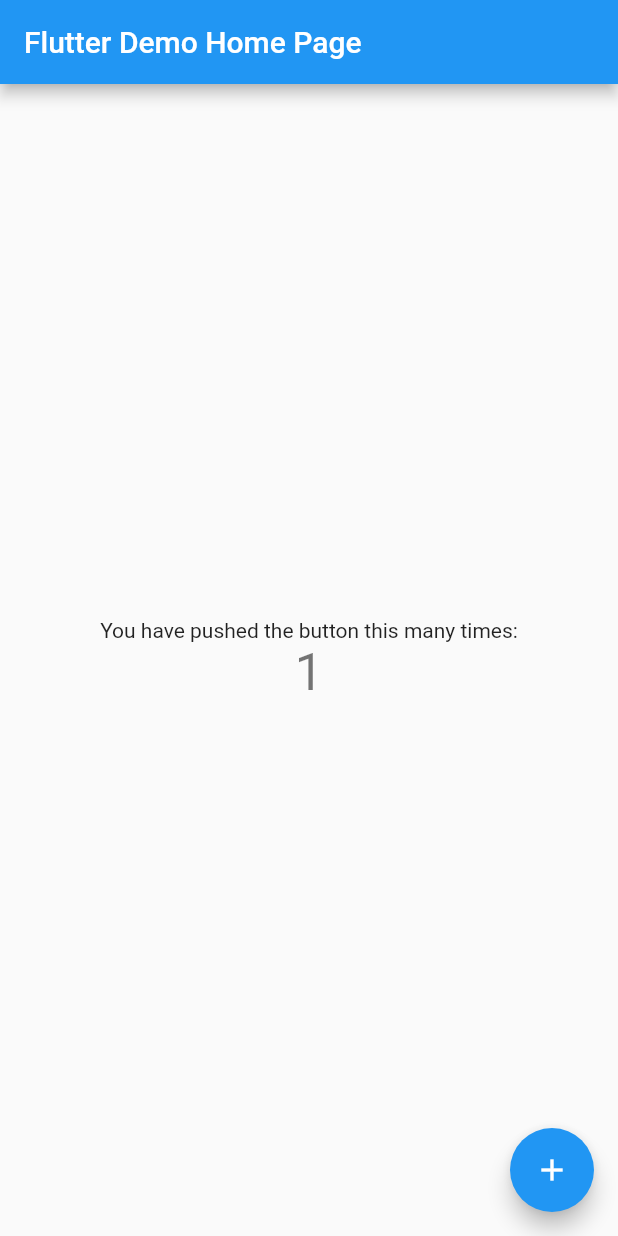
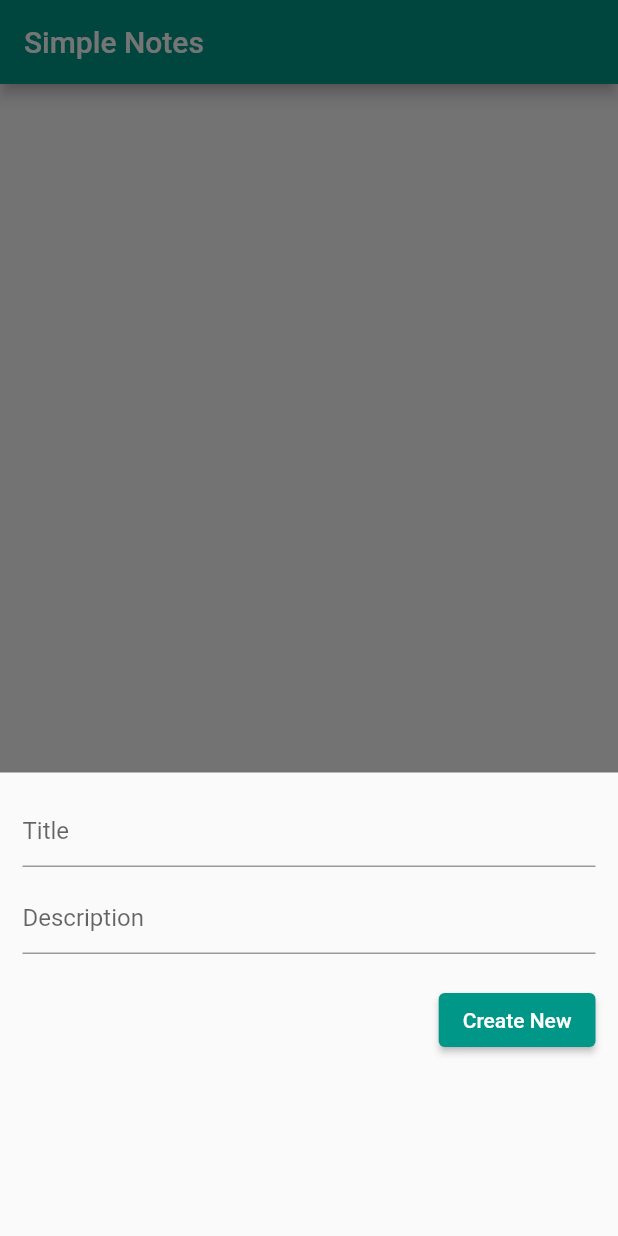
Before and after one commit to jdhunterae/simple_notes, a Flutter app: the screen it shows after launch, after a tap on the "add" icon, on a phone screen of 412 x 824 dp. Run offline on Flutter 3.47's test engine with Material 2 defaults, Android fonts, the phone set to English and light mode, and no system bars; our stand-ins replace sqflite; accounts and stored records are empty.

Commit message:
simple listview with floating action button and modal for item entry

```diff
--- a/lib/main.dart
+++ b/lib/main.dart
@@ -1,4 +1,5 @@
 import 'package:flutter/material.dart';
+import 'sql_helper.dart';
 
 void main() {
   runApp(const MyApp());
@@ -7,109 +8,151 @@ void main() {
 class MyApp extends StatelessWidget {
   const MyApp({Key? key}) : super(key: key);
 
-  // This widget is the root of your application.
   @override
   Widget build(BuildContext context) {
     return MaterialApp(
-      title: 'Flutter Demo',
+      debugShowCheckedModeBanner: false,
+      title: 'Simple Notes',
       theme: ThemeData(
-        // This is the theme of your application.
-        //
-        // Try running your application with "flutter run". You'll see the
-        // application has a blue toolbar. Then, without quitting the app, try
-        // changing the primarySwatch below to Colors.green and then invoke
-        // "hot reload" (press "r" in the console where you ran "flutter run",
-        // or simply save your changes to "hot reload" in a Flutter IDE).
-        // Notice that the counter didn't reset back to zero; the application
-        // is not restarted.
-        primarySwatch: Colors.blue,
+        primarySwatch: Colors.teal,
       ),
-      home: const MyHomePage(title: 'Flutter Demo Home Page'),
+      home: const HomePage(),
     );
   }
 }
 
-class MyHomePage extends StatefulWidget {
-  const MyHomePage({Key? key, required this.title}) : super(key: key);
-
-  // This widget is the home page of your application. It is stateful, meaning
-  // that it has a State object (defined below) that contains fields that affect
-  // how it looks.
-
-  // This class is the configuration for the state. It holds the values (in this
-  // case the title) provided by the parent (in this case the App widget) and
-  // used by the build method of the State. Fields in a Widget subclass are
-  // always marked "final".
-
-  final String title;
+class HomePage extends StatefulWidget {
+  const HomePage({Key? key}) : super(key: key);
 
   @override
-  State<MyHomePage> createState() => _MyHomePageState();
+  State<HomePage> createState() => _HomePageState();
 }
 
-class _MyHomePageState extends State<MyHomePage> {
-  int _counter = 0;
+class _HomePageState extends State<HomePage> {
+  final TextEditingController _titleCtrl = TextEditingController();
+  final TextEditingController _descriptionCtrl = TextEditingController();
 
-  void _incrementCounter() {
+  List<Map<String, dynamic>> _journals = [];
+  bool _isLoading = true;
+
+  void _refreshJournals() async {
+    final data = await SQLHelper.getItems();
     setState(() {
-      // This call to setState tells the Flutter framework that something has
-      // changed in this State, which causes it to rerun the build method below
-      // so that the display can reflect the updated values. If we changed
-      // _counter without calling setState(), then the build method would not be
-      // called again, and so nothing would appear to happen.
-      _counter++;
+      _journals = data;
+      _isLoading = false;
     });
   }
 
   @override
-  Widget build(BuildContext context) {
-    // This method is rerun every time setState is called, for instance as done
-    // by the _incrementCounter method above.
-    //
-    // The Flutter framework has been optimized to make rerunning build methods
-    // fast, so that you can just rebuild anything that needs updating rather
-    // than having to individually change instances of widgets.
-    return Scaffold(
-      appBar: AppBar(
-        // Here we take the value from the MyHomePage object that was created by
-        // the App.build method, and use it to set our appbar title.
-        title: Text(widget.title),
-      ),
-      body: Center(
-        // Center is a layout widget. It takes a single child and positions it
-        // in the middle of the parent.
+  void initState() {
+    super.initState();
+    _refreshJournals();
+  }
+
+  void _showForm(int? id) async {
+    if (id != null) {
+      final existingJournal =
+          _journals.firstWhere((element) => element['id'] == id);
+      _titleCtrl.text = existingJournal["title"];
+      _descriptionCtrl.text = existingJournal["description"];
+    }
+
+    showModalBottomSheet(
+      context: context,
+      builder: (_) => Container(
+        padding: EdgeInsets.only(
+          top: 15,
+          left: 15,
+          right: 15,
+          bottom: MediaQuery.of(context).viewInsets.bottom + 120,
+        ),
         child: Column(
-          // Column is also a layout widget. It takes a list of children and
-          // arranges them vertically. By default, it sizes itself to fit its
-          // children horizontally, and tries to be as tall as its parent.
-          //
-          // Invoke "debug painting" (press "p" in the console, choose the
-          // "Toggle Debug Paint" action from the Flutter Inspector in Android
-          // Studio, or the "Toggle Debug Paint" command in Visual Studio Code)
-          // to see the wireframe for each widget.
-          //
-          // Column has various properties to control how it sizes itself and
-          // how it positions its children. Here we use mainAxisAlignment to
-          // center the children vertically; the main axis here is the vertical
-          // axis because Columns are vertical (the cross axis would be
-          // horizontal).
-          mainAxisAlignment: MainAxisAlignment.center,
-          children: <Widget>[
-            const Text(
-              'You have pushed the button this many times:',
+          mainAxisSize: MainAxisSize.min,
+          crossAxisAlignment: CrossAxisAlignment.end,
+          children: [
+            TextField(
+              controller: _titleCtrl,
+              decoration: const InputDecoration(hintText: 'Title'),
             ),
-            Text(
-              '$_counter',
-              style: Theme.of(context).textTheme.headline4,
+            const SizedBox(height:10),
+            TextField(
+              controller: _descriptionCtrl,
+              decoration: const InputDecoration(hintText: 'Description'),
             ),
+            const SizedBox(height:20),
+            ElevatedButton(onPressed: (){
+              if (id == null) {
+                await _addItem();
+              } else {
+                await _updateItem(id);
+              }
+
+              _titleCtrl.text = '';
+              _descriptionCtrl.text = '';
+
+              Navigator.of(context).pop();
+            }, child: Text(id==null? 'Create New': 'Update'))
           ],
         ),
       ),
+    );
+  }
+
+  Future<void> _addItem() async{
+    await SQLHelper.createItem(_titleCtrl.text, _descriptionCtrl.text);
+    _refreshJournals();
+  }
+
+  Future<void> _updateItem(int id) async{
+    await SQLHelper.updateItem(id, _titleCtrl.text, _descriptionCtrl.text);
+    _refreshJournals();
+  }
+
+  Future<void> _deleteItem(int id) async{
+    await SQLHelper.deleteItem(id);
+    ScaffoldMessenger.of(context).showSnackBar(const SnackBar(content: Text('Successfully deleted an entry!')));
+    _refreshJournals();
+  }
+
+  @override
+  Widget build(BuildContext context) {
+    return Scaffold(
+      appBar: AppBar(
+        title: const Text('Simple Notes'),
+      ),
+      body: _isLoading ? const
+      Center(
+        child: CircularProgressIndicator(),
+      )
+      : ListView.builder(itemCount: _journals.length,
+        itemBuilder: (context, index) =>Card(
+          color: Colors.orange[200],
+          margin: const EdgeInsets.all(15),
+          child: ListTile(
+            title: Text(_journals[index]['title']),
+            subtitle: Text(_journals[index]['description']),
+            trailing: SizedBox(
+              width: 100,
+              child: Row(
+                children: [
+                  IconButton(
+                    icon: const Icon(Icons.edit),
+                    onPressed: () => _showForm(_journals[index]['id'])
+                  ),
+                  IconButton(
+                    icon: const Icon(Icons.delete),
+                    onPressed: () => _deleteItem(_journals[index]['id'])
+                  ),
+                ],
+              ),
+            ),
+          ),
+        ),
+      ),
       floatingActionButton: FloatingActionButton(
-        onPressed: _incrementCounter,
-        tooltip: 'Increment',
         child: const Icon(Icons.add),
-      ), // This trailing comma makes auto-formatting nicer for build methods.
+        onPressed: () => _showForm(null),
+      ),
     );
   }
 }
```
